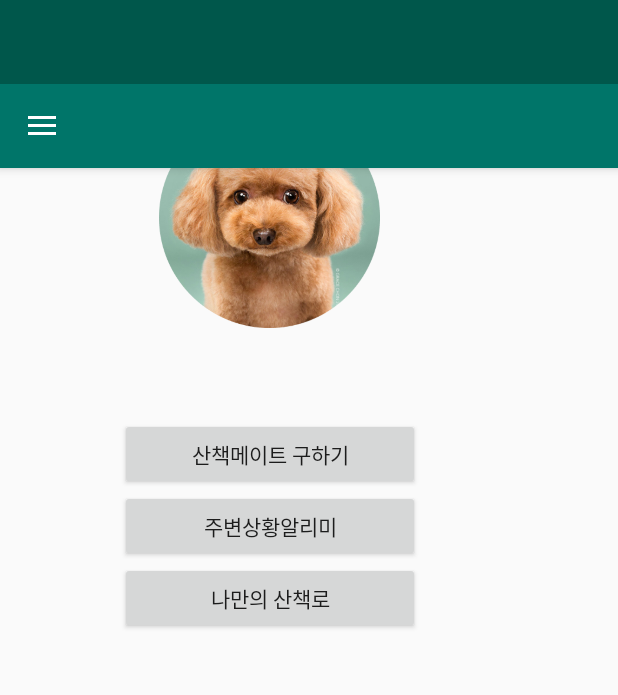
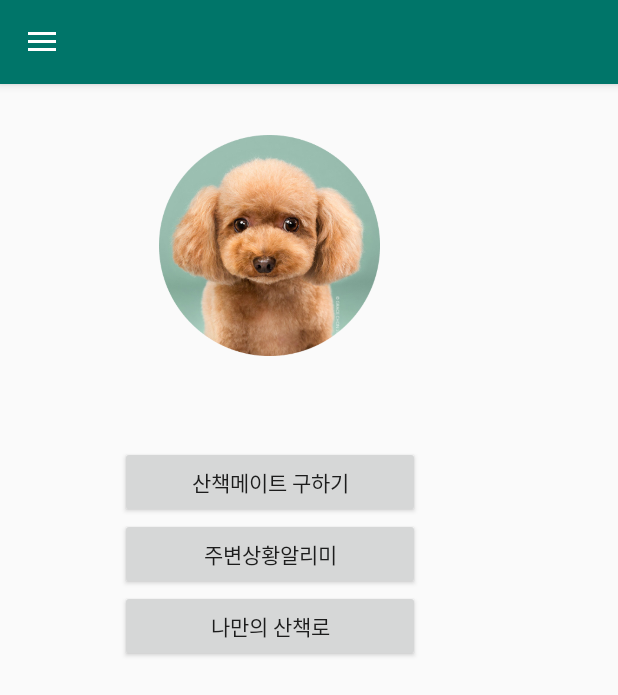
Before and after one commit to whale22/capstone4-2project, an Android app: the screen it shows after launch (extrafunction), after a tap on "NEXT", on a phone screen of 412 x 824 dp. Shown: the top 695 px of the screen. Run offline under Robolectric (Android 15) with nearby library versions, the phone set to English and light mode, and no system bars.

Commit message:
타이틀바 제거

```diff
--- a/app/src/main/java/com/example/user/doggy/extrafunction.java
+++ b/app/src/main/java/com/example/user/doggy/extrafunction.java
@@ -15,6 +15,7 @@ import android.view.MenuItem;
 import android.view.View;
 import android.view.ViewGroup;
 import android.support.v4.widget.DrawerLayout;
+import android.view.Window;
 import android.widget.ArrayAdapter;
 import android.widget.EditText;
 import android.widget.TextView;
@@ -49,10 +50,10 @@ public class extrafunction extends AppCompatActivity
     @Override
     protected void onCreate(Bundle savedInstanceState) {
         super.onCreate(savedInstanceState);
+
+        requestWindowFeature(Window.FEATURE_NO_TITLE);
         setContentView(R.layout.activity_extrafunction);
 
-        android.support.v7.app.ActionBar actionBar = getSupportActionBar();
-        actionBar.hide();//액션바 숨기기
         Button btn = (Button)findViewById(R.id.gotofunc1);
         btn.setOnClickListener(new View.OnClickListener(){
             @Override
--- a/app/src/main/java/com/example/user/doggy/intro.java
+++ b/app/src/main/java/com/example/user/doggy/intro.java
@@ -13,8 +13,6 @@ public class intro extends AppCompatActivity {
         super.onCreate(savedInstanceState);
         setContentView(R.layout.activity_intro);
 
-        ActionBar actionBar = getSupportActionBar();
-        actionBar.hide();//액션바 숨기기
 
                 //3초 후 인트로 액티비티 제거
                 Handler handler = new Handler();
--- a/app/src/main/java/com/example/user/doggy/login.java
+++ b/app/src/main/java/com/example/user/doggy/login.java
@@ -10,6 +10,7 @@ import android.support.v4.app.ActivityCompat;
 import android.support.v7.app.AppCompatActivity;
 import android.util.Log;
 import android.view.View;
+import android.view.Window;
 import android.widget.EditText;
 import android.widget.TextView;
 import android.widget.Toast;
@@ -49,6 +50,8 @@ public class login extends AppCompatActivity implements View.OnClickListener, Go
     @Override
     protected void onCreate(Bundle savedInstanceState) {
         super.onCreate(savedInstanceState);
+
+        requestWindowFeature(Window.FEATURE_NO_TITLE);
         setContentView(R.layout.activity_login);
         findViewById(R.id.loginButton).setOnClickListener(this);
         findViewById(R.id.send).setOnClickListener(this);
--- a/app/src/main/res/layout/activity_extrafunction.xml
+++ b/app/src/main/res/layout/activity_extrafunction.xml
@@ -20,7 +20,7 @@
             android:layout_width="159dp"
             android:layout_height="147dp"
             android:layout_marginLeft="100dp"
-            android:layout_marginTop="15dp"
+            android:layout_marginTop="90dp"
             android:src="@drawable/doggy" />
 
 
--- a/app/src/main/res/values/styles.xml
+++ b/app/src/main/res/values/styles.xml
@@ -6,6 +6,7 @@
         <item name="colorPrimary">@color/colorPrimary</item>
         <item name="colorPrimaryDark">@color/colorPrimaryDark</item>
         <item name="colorAccent">@color/colorAccent</item>
+        <item name="windowNoTitle">true</item> <!-- 타이틀바 제거 -->
 
     </style>
 
```
